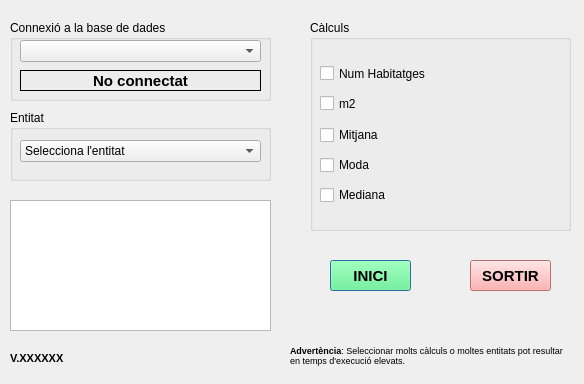
Old version of the form eficiencia_energetica_dialog_base.ui in the repository TecnocampusCCU/eficiencia_energetica.
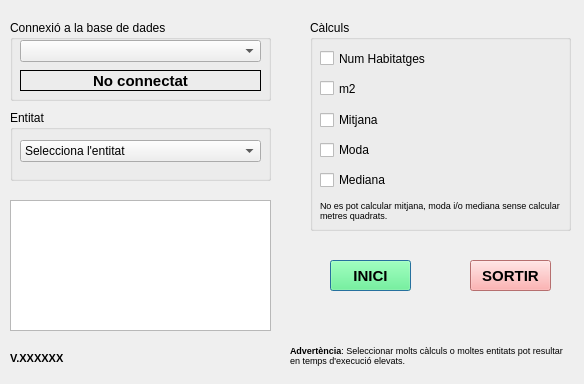
New version of the form.

```diff
--- a/eficiencia_energetica_dialog_base.ui
+++ b/eficiencia_energetica_dialog_base.ui
@@ -154,7 +154,7 @@
     <property name="geometry">
      <rect>
       <x>10</x>
-      <y>45</y>
+      <y>30</y>
       <width>111</width>
       <height>17</height>
      </rect>
@@ -170,7 +170,7 @@
     <property name="geometry">
      <rect>
       <x>10</x>
-      <y>75</y>
+      <y>60</y>
       <width>81</width>
       <height>17</height>
      </rect>
@@ -186,7 +186,7 @@
     <property name="geometry">
      <rect>
       <x>10</x>
-      <y>105</y>
+      <y>90</y>
       <width>77</width>
       <height>20</height>
      </rect>
@@ -199,7 +199,7 @@
     <property name="geometry">
      <rect>
       <x>10</x>
-      <y>165</y>
+      <y>150</y>
       <width>77</width>
       <height>20</height>
      </rect>
@@ -207,12 +207,15 @@
     <property name="text">
      <string>Mediana</string>
     </property>
+    <property name="checked">
+     <bool>false</bool>
+    </property>
    </widget>
    <widget class="QCheckBox" name="checkModa">
     <property name="geometry">
      <rect>
       <x>10</x>
-      <y>135</y>
+      <y>120</y>
       <width>77</width>
       <height>20</height>
      </rect>
@@ -221,6 +224,25 @@
      <string>Moda</string>
     </property>
    </widget>
+   <widget class="QLabel" name="labelRestriccio">
+    <property name="geometry">
+     <rect>
+      <x>10</x>
+      <y>180</y>
+      <width>241</width>
+      <height>21</height>
+     </rect>
+    </property>
+    <property name="text">
+     <string>&lt;html&gt;&lt;head/&gt;&lt;body&gt;&lt;p&gt;&lt;span style=&quot; font-size:7pt;&quot;&gt;No es pot calcular mitjana, moda i/o mediana sense calcular metres quadrats.&lt;/span&gt;&lt;/p&gt;&lt;/body&gt;&lt;/html&gt;</string>
+    </property>
+    <property name="textFormat">
+     <enum>Qt::AutoText</enum>
+    </property>
+    <property name="wordWrap">
+     <bool>true</bool>
+    </property>
+   </widget>
   </widget>
   <widget class="QPushButton" name="pushInici">
    <property name="geometry">
```
